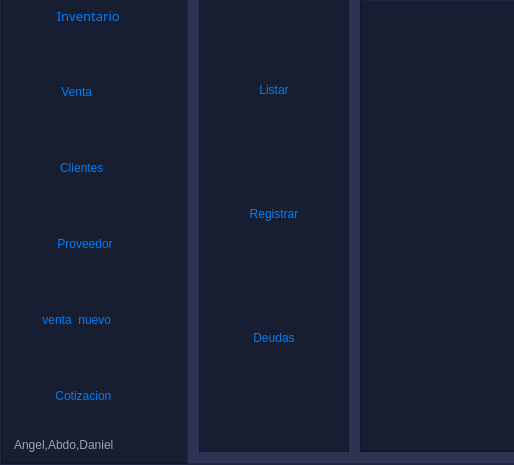
First picture: the form in View/nuevo_menu.ui, repository DanielSajvin/Proyecto_basedatos, before the edit; both pictures show x 0 to 514 and y 212 to 677 of the 1447 by 677 pixel window.
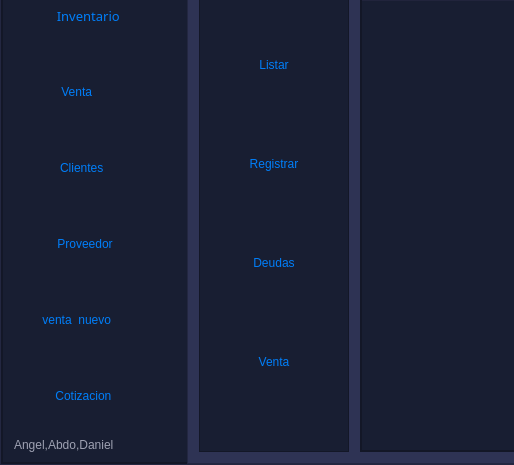
Second picture: the form after the edit. The open tabs and pages were chosen to show the change. Icons and pictures are not drawn.

Commit message: cambios para localizar clientes en venta

The edit to the form file:
```diff
--- a/View/nuevo_menu.ui
+++ b/View/nuevo_menu.ui
@@ -3373,6 +3373,19 @@
                    </property>
                   </widget>
                  </item>
+                 <item>
+                  <widget class="QPushButton" name="btn_venta_c">
+                   <property name="minimumSize">
+                    <size>
+                     <width>0</width>
+                     <height>30</height>
+                    </size>
+                   </property>
+                   <property name="text">
+                    <string>Venta</string>
+                   </property>
+                  </widget>
+                 </item>
                 </layout>
                </widget>
               </item>
```
Left out of the diff: 20 changed lines with no effect on the pictures. The commit also changes 2 other files.
